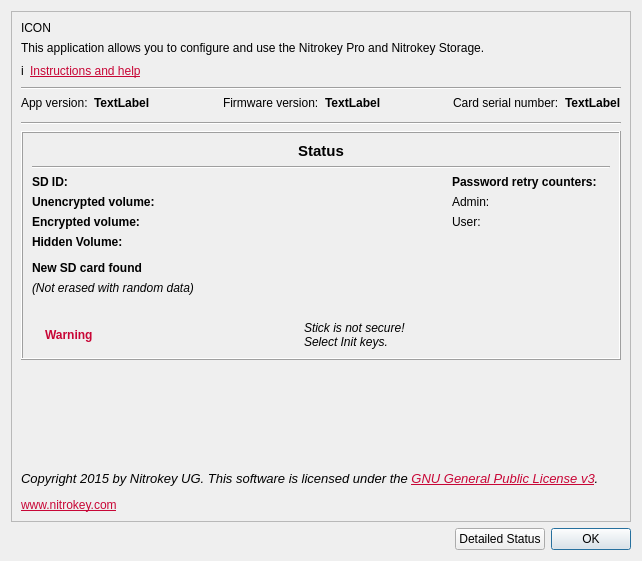
Before: the Qt Designer form ui/aboutdialog.ui in Nitrokey/nitrokey-app, drawn with Qt 5.
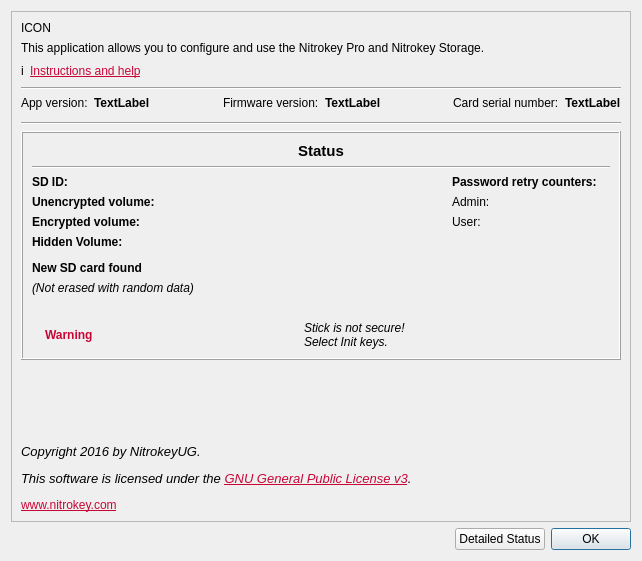
After: the same form once the commit is applied. Icons and pictures are not drawn.

Commit message: Changing about dialog (code from pull25, author: belatronix)

```diff
--- a/ui/aboutdialog.ui
+++ b/ui/aboutdialog.ui
@@ -563,7 +563,7 @@
       <item>
        <widget class="QLabel" name="AboutLabel_2">
         <property name="text">
-         <string>&lt;html&gt;&lt;head/&gt;&lt;body&gt;&lt;p&gt;&lt;span style=&quot; font-size:10pt; font-style:italic;&quot;&gt;Copyright 2015 by Nitrokey UG. This software is licensed under the &lt;/span&gt;&lt;a href=&quot;https://www.gnu.org/licenses/&quot;&gt;&lt;span style=&quot; font-size:10pt; font-style:italic; text-decoration: underline; color:#c80636;&quot;&gt;GNU General Public License v3&lt;/span&gt;&lt;/a&gt;&lt;span style=&quot; font-size:10pt; font-style:italic;&quot;&gt;.&lt;/span&gt;&lt;/p&gt;&lt;p&gt;&lt;a href=&quot;https://nitrokey.com&quot;&gt;&lt;span style=&quot; text-decoration: underline; color:#c80636;&quot;&gt;www.nitrokey.com&lt;/span&gt;&lt;/a&gt;&lt;/p&gt;&lt;/body&gt;&lt;/html&gt;</string>
+         <string>&lt;html&gt;&lt;head/&gt;&lt;body&gt;&lt;p&gt;&lt;span style=&quot; font-size:10pt; font-style:italic;&quot;&gt;Copyright 2016 by NitrokeyUG. &lt;/span&gt;&lt;/p&gt;&lt;p&gt;&lt;span style=&quot; font-size:10pt; font-style:italic;&quot;&gt;This software is licensed under the &lt;/span&gt;&lt;a href=&quot;https://www.gnu.org/licenses/&quot;&gt;&lt;span style=&quot; font-size:10pt; font-style:italic; text-decoration: underline; color:#c80636;&quot;&gt;GNU General Public License v3&lt;/span&gt;&lt;/a&gt;&lt;span style=&quot; font-size:10pt; font-style:italic;&quot;&gt;.&lt;/span&gt;&lt;/p&gt;&lt;p&gt;&lt;a href=&quot;https://nitrokey.com&quot;&gt;&lt;span style=&quot; text-decoration: underline; color:#c80636;&quot;&gt;www.nitrokey.com&lt;/span&gt;&lt;/a&gt;&lt;/p&gt;&lt;/body&gt;&lt;/html&gt;</string>
         </property>
         <property name="alignment">
          <set>Qt::AlignLeading|Qt::AlignLeft|Qt::AlignTop</set>
```
Left out of the diff: 5 changed lines with no effect on the pictures.
